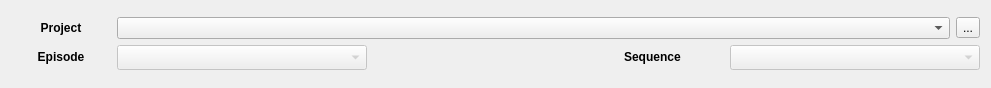
dearyangyu/swing, file module/wildchildanimation/gui/forms/maya/project_nav.ui: the form before one commit.
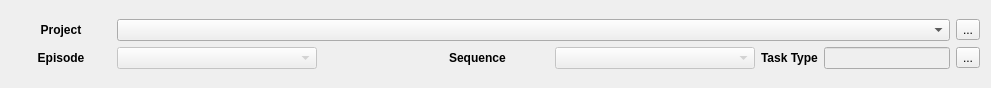
The form after the commit.

Diff of the .ui file:
```diff
--- a/module/wildchildanimation/gui/forms/maya/project_nav.ui
+++ b/module/wildchildanimation/gui/forms/maya/project_nav.ui
@@ -200,6 +200,36 @@
            </property>
           </widget>
          </item>
+         <item>
+          <widget class="QLabel" name="labelTaskType">
+           <property name="font">
+            <font>
+             <weight>75</weight>
+             <bold>true</bold>
+            </font>
+           </property>
+           <property name="text">
+            <string>Task Type</string>
+           </property>
+          </widget>
+         </item>
+         <item>
+          <widget class="QLineEdit" name="lineEditTaskType">
+           <property name="enabled">
+            <bool>false</bool>
+           </property>
+           <property name="readOnly">
+            <bool>true</bool>
+           </property>
+          </widget>
+         </item>
+         <item>
+          <widget class="QToolButton" name="toolButtonTaskType">
+           <property name="text">
+            <string>...</string>
+           </property>
+          </widget>
+         </item>
         </layout>
        </item>
       </layout>
```
